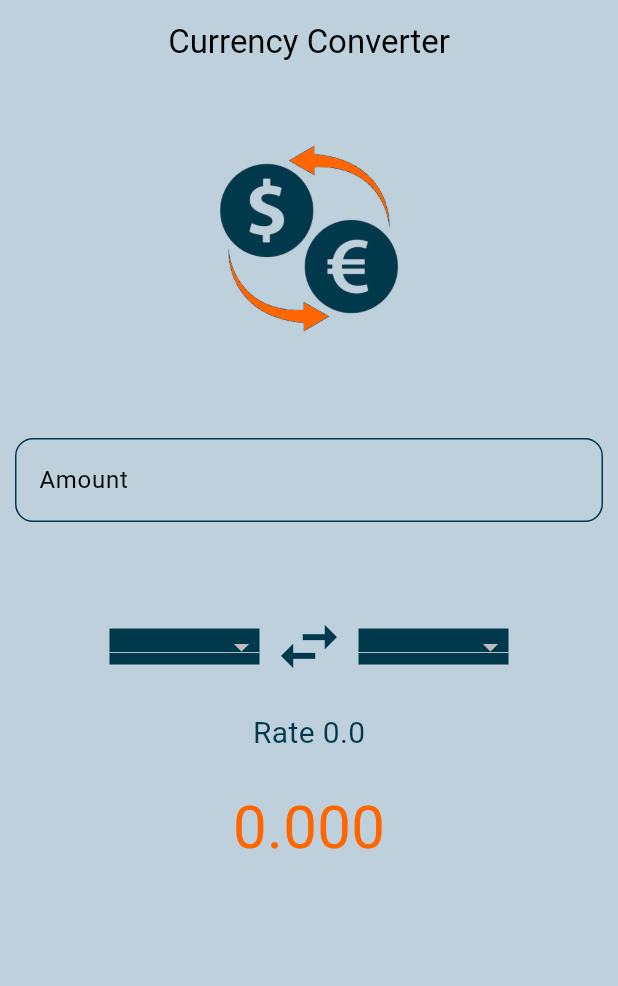
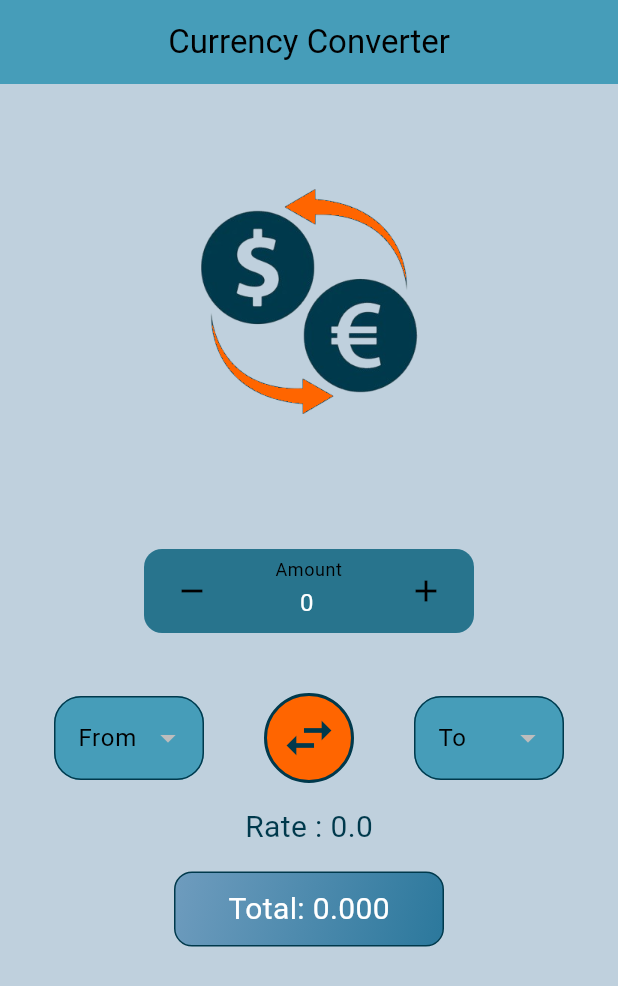
Before and after one commit to dhruv-developer-13/currency_converter, a Flutter app: the screen it shows after launch, after a tap on the "swap horiz" icon, on a phone screen of 412 x 824 dp. Shown: the top 986 px of the screen. Run offline on Flutter 3.47's test engine with Material 3 defaults, Android fonts, the phone set to English and light mode, and no system bars; network calls fail.

Commit message:
Made a lot of corrections reagarding padding,readability and many more

```diff
--- /dev/null
+++ b/devtools_options.yaml
@@ -0,0 +1,3 @@
+description: This file stores settings for Dart & Flutter DevTools.
+documentation: https://docs.flutter.dev/tools/devtools/extensions#configure-extension-enablement-states
+extensions:
--- a/lib/currency_converter_page.dart
+++ b/lib/currency_converter_page.dart
@@ -1,7 +1,10 @@
 import 'dart:convert';
-
+import 'package:http/http.dart' as http;
 import 'package:flutter/material.dart';
-import 'package:http/http.dart' as http;
+import 'package:flutter_application_1/widgets/dropdown.dart';
+import 'package:flutter_application_1/widgets/amount_input.dart';
+import 'package:flutter_application_1/widgets/total_box.dart';
+import 'package:flutter_application_1/widgets/swap_icon.dart';
 
 class CurrencyConverterPage extends StatefulWidget {
   const CurrencyConverterPage({super.key});
@@ -11,12 +14,15 @@ class CurrencyConverterPage extends StatefulWidget {
 }
 
 class _CurrencyConverterPageState extends State<CurrencyConverterPage> {
-  String fromCurrency = "USD";
-  String toCurrency = "EUR";
-  double amount = 0.0;
-  double rate = 0.0;
-  double total = 0.0;
-  TextEditingController amountController = TextEditingController();
+  String fromCurrency = "USD"; //default currency
+  String toCurrency = "EUR"; //default currency
+  double amount = 0.0; //amount entered by the user
+  double rate = 0.0; //rate of the currency entered by the user
+  double total = 0.0; //total amount of the currency entered by the user
+
+  TextEditingController amountController = TextEditingController(text: "0");
+  // amountController is an instance of class TextEditingController that is used to control and retrieve the input from a TextField
+  // It takes input from user and saves it in amount but has 0 as its default value
   List<String> currencies = [];
 
   @override
@@ -34,174 +40,131 @@ class _CurrencyConverterPageState extends State<CurrencyConverterPage> {
   });
   }
 
-  void _swapCurrencies() {
-          String temp = fromCurrency;
-      fromCurrency = toCurrency;
-      toCurrency = temp;
-      _getRate();
+  void _swapCurrencies() { // Adds functionality to the swap currenicies button by basic logic of swapping the strings and calling the get rate function
     setState(() {
+      String temp = fromCurrency; //temp string to store fromCurrency string
+      fromCurrency = toCurrency; //temp fromCurrency to store toCurrency string
+      toCurrency = temp; //toCurrency string to store temp string
+      _getRate(); //getRate function to get the rate of the current currency in fromCurrency
         total = amount * rate;
       });
   }
 
+  Future<void> _getRate() async {
+  try {
+    final response = await http.get(
+      Uri.parse('https://api.exchangerate-api.com/v4/latest/$fromCurrency'),
+    );
 
-  Future<void> _getRate() async{
-  var response = await http.get(Uri.parse('https://api.exchangerate-api.com/v4/latest/$fromCurrency'));
+    if (response.statusCode == 200) {
+      var data = json.decode(response.body);
 
-  var data = json.decode(response.body);
       setState(() {
         currencies = (data['rates'] as Map<String, dynamic>).keys.toList();
-    rate = data['rates'][toCurrency];
+        rate = data['rates'][toCurrency] ?? 0.0; // Default to 0 if null
       });
+    } else {
+      throw Exception('Failed to load exchange rates. Status Code: ${response.statusCode}');
     }
+  } catch (error) {
+    debugPrint('Error fetching exchange rate: $error');
+  }
+}
+
 
   @override
   Widget build(BuildContext context) {
     return Scaffold(
       backgroundColor: const Color.fromARGB(255, 191, 208, 221),
       appBar: AppBar(
-        backgroundColor: Colors.transparent,
+        backgroundColor: const Color.fromARGB(255, 70, 157, 185), //appbar background color transparent
         elevation: 0,
         foregroundColor: Colors.black,
-        title: Text("Currency Converter"), //app title
-        centerTitle: true,
+        title: const Text("Currency Converter"), //app title
+        centerTitle: true, //centers the title  of the application
       ),
 
       body: Padding(
         padding: EdgeInsets.zero,
-        child: SingleChildScrollView(
+        child: SingleChildScrollView( //main child scroll view
           child: Column(
             children: [
-              Padding(padding: EdgeInsets.all(0),
+              Padding(padding: EdgeInsets.all(20),
               child: Image.asset(
                 'images/currency_converter2.png',
-                width:MediaQuery.of(context).size.width/2,
-              ),
-              ),
-              const SizedBox(height: 20),
-              Padding(
-                padding: EdgeInsets.symmetric(vertical: 10 ,horizontal: 10),
-                child: TextField(
-                controller: amountController,
-                keyboardType: TextInputType.number,
-                style:TextStyle(
-                  color: const Color.fromARGB(255, 0, 0, 0),
-                ),
-
-                decoration: InputDecoration(
-                  labelText: "Amount",
-                  alignLabelWithHint: true,
-                  border: OutlineInputBorder(
-                    borderRadius: BorderRadius.circular(16),
-                  ),
-
-                  labelStyle: TextStyle(color: const Color.fromARGB(255, 0, 0, 0)),
-                  enabledBorder:OutlineInputBorder(
-                    borderRadius: BorderRadius.circular(12) ,
-                    borderSide: BorderSide(
-                      color: Color(0xFF00394C),
+                width: 300,
+                height: 250,
               ),
               ),
 
-                  focusedBorder:OutlineInputBorder(
-                    borderRadius: BorderRadius.circular(12) ,
-                    borderSide: BorderSide(
-                      color: Color(0xFF00394C),
-                    ),
-                  ),
-                ),
+              const SizedBox(height: 20), //adds vertical space between the image and the textfield
 
+                Amount (
+                controller: amountController,
                 onChanged: (value) {
                   if (value !='') {
                     setState(() {
-                      amount = double.parse(value);
-                      total = amount * rate;
+                      amount = double.parse(value); //converts the string value to a double value
+                      total = amount * rate; //basic formulae for the total amount
                     });
                   }
                 },
+              ),
 
-              ),
-              ),
-              const SizedBox(height: 40),
+              const SizedBox(height: 40), //adds vertical space between the textfield and the dropdowns
+
               Row(
                 mainAxisAlignment: MainAxisAlignment.center,
                 children: [
-                  Container (
-                    width: 100,
-                    color: const Color(0xFF00394C),
-                  child: DropdownButton<String>(
+                  CurrencyDropdown ( // Adding CurrencyDropdown widget to display the currency dropdowns.
                     value: fromCurrency,
-                    isExpanded: true,
-                    dropdownColor: Color.fromARGB(255, 191, 208, 221),
-                    style: TextStyle(color:Color.fromARGB(255, 0, 0, 0),),
-                    items: currencies.map((String value){
-                      return DropdownMenuItem<String>(
-                        value: value,
-                        child: Text(value),
-                        );
-                    }).toList(),
+                    currencies: currencies,
+                    onChanged: (newValue) {
+                      setState(() {
+                        fromCurrency = newValue ?? fromCurrency;
+                        _getRate();
+                      });
+                    },
+                    labelText: "From",
+                  ),
+
+                  const SizedBox(width: 40), //adds horizontal space between the dropdowns
+
+                  SwapButton( // Adding SwapIcon widget to swap the currencies
+                    onPressed: _swapCurrencies,
+                    ),
+                  const SizedBox(width: 40), // adds horizontal space between the dropdowns
+
+                  CurrencyDropdown ( // Adding CurrencyDropdown widget to display the currency dropdowns.
+                    value: toCurrency,
+                    currencies: currencies,
                     onChanged: (newValue) {
                       setState(() {
                         fromCurrency = newValue !;
                         _getRate();
                       });
                     },
-
+                    labelText: "To",
                     ),
+                  ], //childerns for currency dropdowns
                 ),
 
-                  IconButton(
-                      onPressed: _swapCurrencies,
-                      icon: Icon(
-                        Icons.swap_horiz,
-                        size: 50,
-                        color: const Color(0xFF00394C),
-                      ),
-                    ),
+                const SizedBox(height: 15), //adds vertical space between the dropdowns and the text
 
-                  Container(
-                    width:100,
-                    color: const Color(0xFF00394C),
-                    child: DropdownButton<String>(
-                    value: toCurrency,
-                    isExpanded: true,
-                    dropdownColor: Color.fromARGB(255, 191, 208, 221),
-                    style: TextStyle(color:Color.fromARGB(255, 0, 0, 0),),
-                    items: currencies.map((String value){
-                      return DropdownMenuItem<String>(
-                        value: value,
-                        child: Text(value),
-                        );
-                    }).toList(),
-                    onChanged: (newValue) {
-                      setState(() {
-                        toCurrency = newValue !;
-                        _getRate();
-                      });
-                    },
-
-                    ),
-                  ),
-
-                  ],
-                ),
-                SizedBox(height: 10),
-                Text("Rate $rate",
+                Text( // Displaying the rate of the currency entered by the user.
+                  "Rate : $rate",
                   style: TextStyle(
                   fontSize: 20, color: Color(0xFF00394C),
                 ),
                 ),
-                SizedBox(height : 20),
-                Text(
-                  total.toStringAsFixed(3),
-                  style: TextStyle(
-                    color: Color(0xFFFF6500),
-                    fontSize: 40,
-                  ),
+
+                const SizedBox(height: 15),
+
+                TotalBox ( // Adding TotalBox widget to display the total amount of the currency entered by the user.)
+                  total: total,
                   ),
 
-                ],
-              ),
+            ],),
           ),
         ),
       );
--- a/lib/main.dart
+++ b/lib/main.dart
@@ -11,7 +11,17 @@ class MyApp extends StatelessWidget {
   Widget build(BuildContext context){
     return MaterialApp(
       debugShowCheckedModeBanner: false,
-      title: "Currency Converter",
+      theme: ThemeData(
+        primaryColor: const Color(0xFF00394C), // Deep Blue
+        scaffoldBackgroundColor: const Color(0xFFF4F7FA), // Light Grey
+        elevatedButtonTheme: ElevatedButtonThemeData(
+          style: ElevatedButton.styleFrom(
+            backgroundColor: const Color(0xFFFF6500), // Orange Button
+            shape: RoundedRectangleBorder(borderRadius: BorderRadius.circular(12)),
+          ),
+        ),
+      ),
+      title: "Currency Converter", // App title
       home: CurrencyConverterPage(),
     );
   }
--- /dev/null
+++ b/lib/widgets/amount_input.dart
@@ -0,0 +1,86 @@
+import 'package:flutter/material.dart';
+
+class Amount extends StatefulWidget { //stateful widget class because its state changes due to increments/decrements actions
+  final TextEditingController controller;
+  final ValueChanged<String> onChanged;
+
+  const Amount({
+    super.key, required this.controller,
+    required this.onChanged //function to handle the change in the amount
+    });
+
+  @override
+  State<Amount> createState() => _AmountState();
+}
+
+class _AmountState extends State<Amount> {
+  //function to handle increment button click
+  void _increment() {
+    int currentValue = int.tryParse(widget.controller.text) ?? 0; //convert to integer
+    setState(() {
+      currentValue++;
+      widget.controller.text = currentValue.toString(); //convert back to string to update the text field
+      widget.onChanged(widget.controller.text);
+    });
+  }
+
+  //function to handle decrement button click
+  void _decrement() {
+    int currentValue = int.tryParse(widget.controller.text) ?? 0; // convert to integer
+    if (currentValue > 0) { // Prevent negative values
+      setState(() {
+        currentValue--;
+        widget.controller.text = currentValue.toString(); //convert back to string to update the text field
+        widget.onChanged(widget.controller.text);
+      });
+    }
+  }
+
+  @override
+  Widget build(BuildContext context) {
+    return Container(
+      width: 220, // Set width of the container
+      padding: const EdgeInsets.symmetric(horizontal: 8), // Add padding to both sides of the container
+      decoration: BoxDecoration(
+        color: const Color.fromARGB(255, 40, 116, 141),
+        borderRadius: BorderRadius.circular(12),
+      ),
+      child: Row(
+        children: [
+          // Decrement Button
+          IconButton(
+            icon: const Icon(
+              Icons.remove, // Minus icon
+              color:  Colors.black, // Black color for icon
+              ),
+            onPressed: _decrement,
+          ),
+          // Amount TextField
+          Expanded(
+            child: TextField(
+              controller: widget.controller, // Set controller
+              keyboardType: TextInputType.number, // Set keyboard type to number
+              textAlign: TextAlign.center, // Align text to center
+              style: const TextStyle(color: Colors.white),
+              decoration: InputDecoration(
+                labelText: "Amount",
+                labelStyle: const TextStyle(color: Colors.black),
+                floatingLabelAlignment: FloatingLabelAlignment.center, // Align floating label to center
+                border: InputBorder.none, // Remove extra border inside Container
+              ),
+              onChanged: widget.onChanged,
+            ),
+          ),
+          // Increment Button
+          IconButton(
+            icon: const Icon (
+              Icons.add, // Plus icon
+              color:  Colors.black, // Black color for icon
+              ),
+            onPressed: _increment,
+          ),
+        ],
+      ),
+    );
+  }
+}
--- /dev/null
+++ b/lib/widgets/dropdown.dart
@@ -0,0 +1,56 @@
+import 'package:flutter/material.dart';
+
+class CurrencyDropdown extends StatelessWidget { //immutable widget
+  final String value; //currently selected currency
+  final List<String> currencies; //list of currencies
+  final ValueChanged<String?> onChanged; //function to handle currency change
+  final String labelText; //label text for the dropdown
+
+  const CurrencyDropdown({
+    super.key,
+    required this.value,
+    required this.currencies,
+    required this.onChanged,
+    required this.labelText,
+  });
+
+  @override
+  Widget build(BuildContext context) {
+    return Container(
+      width: 100,
+      decoration: BoxDecoration(
+      color: const Color.fromARGB(255, 70, 157, 185),
+      borderRadius: BorderRadius.circular(18),
+      ),
+      child: DropdownButtonFormField<String>(
+        value: currencies.contains(value) ? value : null, // Checks and Set it as the selected value and if it is not in the list then Set value to null
+        isExpanded: true, // Dropdown expands to fit the container
+        dropdownColor:  const Color.fromARGB(255, 48, 147, 180),
+        decoration: InputDecoration(
+          labelText: labelText,
+          border: OutlineInputBorder(borderRadius: BorderRadius.circular(18)),
+          labelStyle: const TextStyle(color: Colors.black),
+
+          enabledBorder: OutlineInputBorder( // Border when not focused
+            borderRadius: BorderRadius.circular(18), // Rounded edges
+            borderSide: const BorderSide(color: Color(0xFF00394C)), // Dark blue color for border
+          ),
+
+          focusedBorder: OutlineInputBorder( // Border when focused
+            borderRadius: BorderRadius.circular(18), // Rounded edges
+            borderSide: const BorderSide(color: Color.fromARGB(255, 3, 81, 107)), // Dark blue color for border
+          ),
+          ),
+
+        style: const TextStyle(color: Color.fromARGB(255, 255, 255, 255)),
+        items: currencies.map((String currency) { // Mapping the currencies to DropdownMenuItem items
+          return DropdownMenuItem<String>(
+            value: currency, //represents the internal value that is used for tracking the selected option
+            child: Text(currency), //visible text for the DropdownMenuItem
+          );
+        }).toList(),
+        onChanged: onChanged,
+      ),
+    );
+  }
+}
--- /dev/null
+++ b/lib/widgets/swap_icon.dart
@@ -0,0 +1,54 @@
+import 'package:flutter/material.dart';
+
+class SwapButton extends StatefulWidget { //stateful widget as it involves an animation of rotation that chages over time
+  final VoidCallback onPressed;
+
+  const SwapButton({
+    super.key,
+    required this.onPressed, // Function to be called when the button is pressed
+    });
+
+  @override
+  State<SwapButton> createState() => _SwapButtonState(); //creates a state object for the SwapButton and returns an instance which manages the animation and rotation of the button
+}
+
+class _SwapButtonState extends State<SwapButton> {
+  double _rotationAngle = 0.0; // Controls rotation
+
+  void _animateRotation() { //function to animate the rotation of the button
+    setState(() {
+      _rotationAngle += 3.14; // Rotate 180 degrees
+    });
+
+    widget.onPressed(); // Call the swap function
+  }
+
+  @override
+  Widget build(BuildContext context) {
+    return AnimatedRotation( // AnimatedRotation widget for smooth rotation
+      turns: _rotationAngle / (2 * 3.14), // Convert radians to turns as it takes values between 0.0 and 1.0 where 0.0 means no rotation and 1.0 means 180 degrees rotation
+      duration: const Duration(milliseconds: 300), // Smooth animation
+      child: Container( // Container for the button
+        width: 60,
+        height: 60,
+        decoration: BoxDecoration(
+          shape: BoxShape.circle,
+          color: const Color(0xFFFF6500),
+          border: Border.all(
+            color: const Color(0xFF00394C),
+            width: 2,
+            ),
+          ),
+
+        child: IconButton(
+          onPressed: _animateRotation, // Call the animateRotation function on button click
+          icon: const Icon(
+            Icons.swap_horiz, // Horizontal Swap icon
+            size: 40,
+            color: Color(0xFF00394C),
+            ),
+          ),
+        ),
+      );
+    }
+}
--- /dev/null
+++ b/lib/widgets/total_box.dart
@@ -0,0 +1,43 @@
+import 'package:flutter/material.dart';
+
+class TotalBox extends StatelessWidget {
+  final double total; // Accept total value dynamically
+
+  const TotalBox ({
+    super.key,
+    required this.total // Required parameter for total value
+    });
+
+  @override
+  Widget build(BuildContext context) {
+    return Container(
+      width: 180,
+      height: 50,
+      decoration: BoxDecoration(
+        gradient: LinearGradient(
+          colors: [
+            const Color.fromARGB(255, 111, 156, 190),
+            const Color.fromARGB(255, 43, 120, 156)
+          ], // Gradient colors
+          begin: Alignment.topLeft, // Start from top left
+          end: Alignment.bottomRight, // End at bottom right
+        ),
+        borderRadius: BorderRadius.circular(12), // Rounded edges
+        border: Border.all(
+          color: const Color(0xFF00394C),
+          width: 1,
+        ),
+        ),
+
+      child: Center(
+        child: Text(
+          'Total: ${total.toStringAsFixed(3)}', // Display the total value dynamically
+          style: const TextStyle (
+            color: Colors.white,
+            fontSize: 20,
+            ),
+        ),
+      ),
+    );
+  }
+}
--- a/pubspec.yaml
+++ b/pubspec.yaml
@@ -35,6 +35,7 @@ dependencies:
   # Use with the CupertinoIcons class for iOS style icons.
   cupertino_icons: ^1.0.8
   http: ^1.2.1
+  shared_preferences: ^2.2.0
 
 dev_dependencies:
   flutter_test:
@@ -60,7 +61,7 @@ flutter:
 
   # To add assets to your application, add an assets section, like this:
   assets:
-   - images/
+   -  images/currency_converter2.png
   #   - images/a_dot_ham.jpeg
 
   # An image asset can refer to one or more resolution-specific "variants", see
```
Also changed, not shown: images/currency_converter.png (deleted), pubspec.lock, 1 other file. Lines whose indentation alone changed are shown as unchanged.
